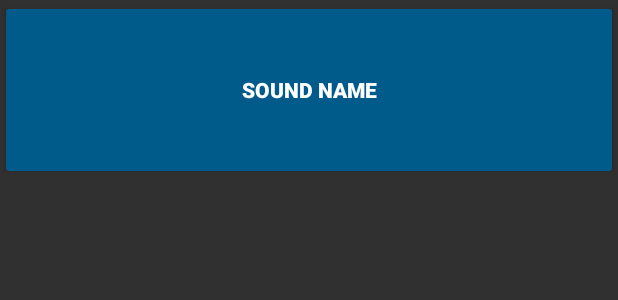
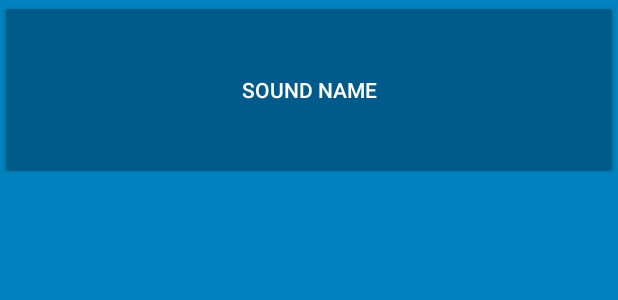
Before and after one commit to Sndrs90/BeatBox, an Android app: the layout list_item_sound.xml on its own in the app's theme, with its tools: preview values and no code run, on a phone screen of 412 x 824 dp. Shown: the top 300 px of the screen. Run offline under Robolectric (Android 15) with nearby library versions, the phone set to English and light mode, and no system bars.

Commit message:
Add windowBackground, buttonStyle to themes

```diff
--- a/app/src/main/res/layout/list_item_sound.xml
+++ b/app/src/main/res/layout/list_item_sound.xml
@@ -8,7 +8,6 @@
     </data>
 
     <Button
-        style="@style/BeatBoxButton.Strong"
         android:layout_width="match_parent"
         android:layout_height="120dp"
         android:onClick="@{() -> viewModel.onButtonClicked()}"
--- a/app/src/main/res/values/styles.xml
+++ b/app/src/main/res/values/styles.xml
@@ -1,10 +1,7 @@
 <?xml version="1.0" encoding="utf-8"?>
 <resources>
-    <style name="BeatBoxButton">
+    <style name="BeatBoxButton" parent="Widget.AppCompat.Button">
         <item name="android:backgroundTint">@color/dark_blue</item>
     </style>
 
-    <style name="BeatBoxButton.Strong">
-        <item name="android:textStyle">bold</item>
-    </style>
 </resources>
--- a/app/src/main/res/values/themes.xml
+++ b/app/src/main/res/values/themes.xml
@@ -13,5 +13,7 @@
         <!-- Status bar color. -->
         <item name="android:statusBarColor" tools:targetApi="l">?attr/colorPrimaryVariant</item>
         <!-- Customize your theme here. -->
+        <item name="android:windowBackground">@color/soothing_blue</item>
+        <item name="buttonStyle">@style/BeatBoxButton</item>
     </style>
 </resources>
```
